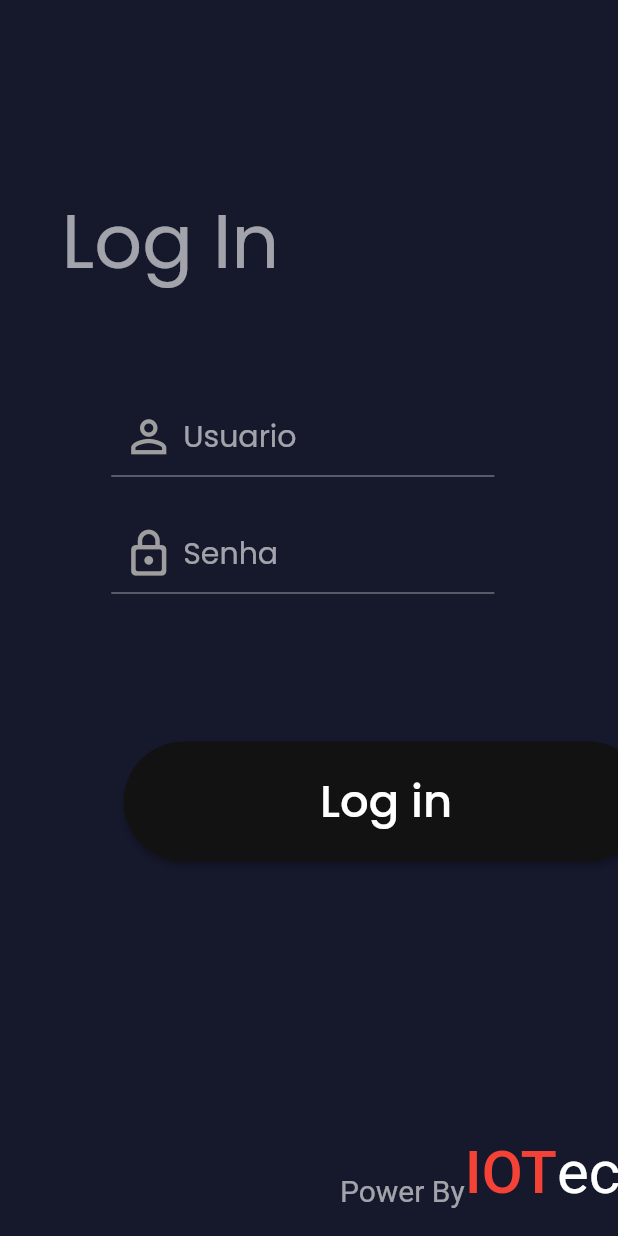
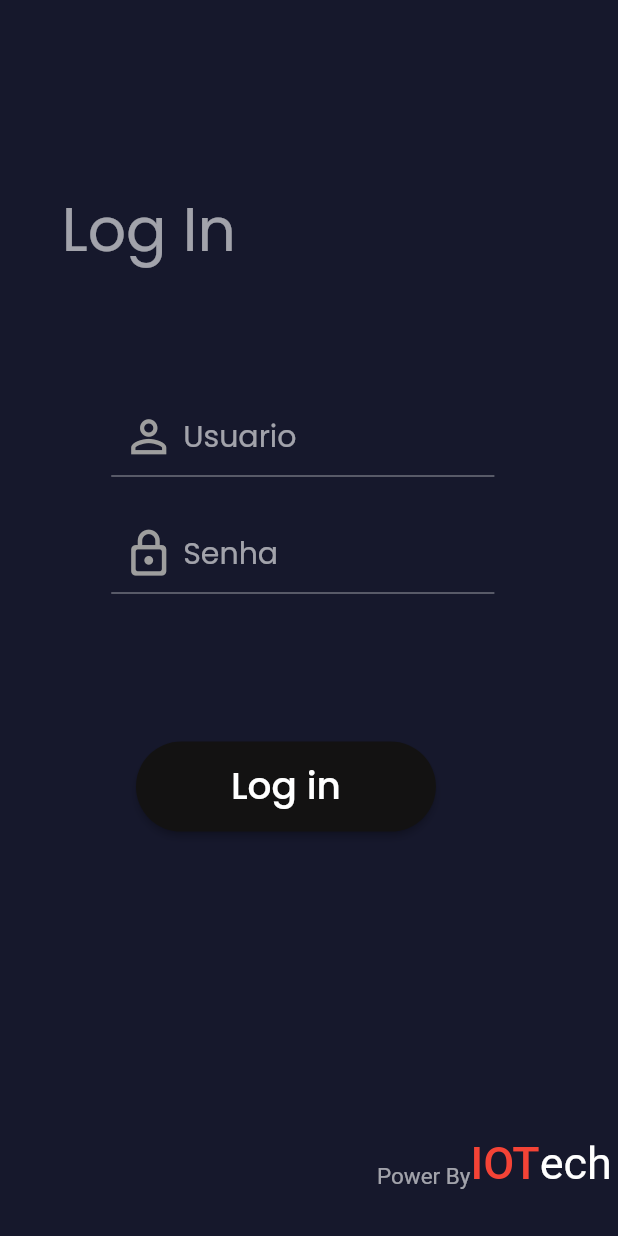
Before and after one commit to Alejandro-diego/TempController, a Flutter app: the screen it shows after launch, on a phone screen of 412 x 824 dp. Run offline on Flutter 3.47's test engine with Material 2 defaults, Android fonts, the phone set to English and light mode, and no system bars; our stand-ins replace firebase_auth, firebase_core, firebase_database, firebase_messaging, google_fonts, syncfusion_flutter_charts and 1 more; accounts and stored records are empty.

Commit message:
quarta reforma

```diff
--- a/lib/screen/home.dart
+++ b/lib/screen/home.dart
@@ -99,7 +99,7 @@ class _HomePageState extends State<HomePage> {
                         mainAxisAlignment: MainAxisAlignment.spaceAround,
                         children: [
                           SizedBox(
-                            width: 200,
+                            width: 180,
                             height: 170,
                             child: Column(
                               crossAxisAlignment: CrossAxisAlignment.start,
--- a/lib/screen/loginpage.dart
+++ b/lib/screen/loginpage.dart
@@ -32,26 +32,26 @@ class _LoginPageState extends State<LoginPage> {
 
   @override
   Widget build(BuildContext context) {
-    final _size = MediaQuery.of(context).size;
+    final size = MediaQuery.of(context).size;
     return Scaffold(
       body: Center(
         child: Stack(
           children: [
             Positioned(
-              width: _size.width * 0.88,
-              height: _size.height,
-              left: _size.width * 0.10,
-              top: _size.height * 0.15,
+              width: size.width * 0.88,
+              height: size.height,
+              left: size.width * 0.10,
+              top: size.height * 0.15,
               child: const Text(
                 'Log In',
-                style: TextStyle(fontSize: 50),
+                style: TextStyle(fontSize: 40),
               ),
             ),
             Positioned(
-              width: _size.width * 0.88,
-              height: _size.height,
-              left: _size.width * 0.05,
-              top: _size.height * 0.05,
+              width: size.width * 0.88,
+              height: size.height,
+              left: size.width * 0.05,
+              top: size.height * 0.05,
               child: FormSigIn(
                 keyvalidator: _formKey,
                 passcontroller: senha,
@@ -59,11 +59,11 @@ class _LoginPageState extends State<LoginPage> {
               ),
             ),
             Positioned(
-              left: _size.width * 0.2,
-              top: _size.height * 0.6,
+              left: size.width * 0.22,
+              top: size.height * 0.6,
               child: SizedBox(
-                height: 80,
-                width: 350,
+                height: 60,
+                width: 200,
                 child: ElevatedButton(
                   onPressed: () {
                     if (_formKey.currentState!.validate()) {
@@ -80,10 +80,6 @@ class _LoginPageState extends State<LoginPage> {
                       getToken();
                     }
                   },
-                  child: const Text(
-                    'Log in',
-                    style: TextStyle(fontSize: 30),
-                  ),
                   style: ElevatedButton.styleFrom(
                     shadowColor: Colors.black,
                     primary: const Color.fromARGB(255, 19, 18, 18),
@@ -91,19 +87,23 @@ class _LoginPageState extends State<LoginPage> {
                       borderRadius: BorderRadius.circular(50),
                     ),
                   ),
+                  child: const Text(
+                    'Log in',
+                    style: TextStyle(fontSize: 25),
+                  ),
                 ),
               ),
             ),
             Positioned(
-              left: _size.width * 0.55,
-              top: _size.height * 0.92,
+              right: size.width * 0.01,
+              top: size.height * 0.92,
               child: Row(
                 crossAxisAlignment: CrossAxisAlignment.end,
                 children: [
                   Text(
                     'Power By',
                     style: GoogleFonts.cedarvilleCursive(
-                      textStyle: const TextStyle(fontSize: 20),
+                      textStyle: const TextStyle(fontSize: 15),
                     ),
                   ),
                   Text(
@@ -111,14 +111,14 @@ class _LoginPageState extends State<LoginPage> {
                     style: GoogleFonts.roboto(
                       fontWeight: FontWeight.w500,
                       textStyle:
-                          const TextStyle(color: Colors.red, fontSize: 40),
+                          const TextStyle(color: Colors.red, fontSize: 30),
                     ),
                   ),
                   Text(
                     'ech',
                     style: GoogleFonts.roboto(
                       textStyle:
-                          const TextStyle(color: Colors.white, fontSize: 40),
+                          const TextStyle(color: Colors.white, fontSize: 30),
                     ),
                   ),
                 ],
@@ -154,7 +154,6 @@ class _LoginPageState extends State<LoginPage> {
 
     messaging = FirebaseMessaging.instance;
     messaging.getToken().then((value) {
-
       database.ref.child('data').update({
         'token': value,
       });
--- a/lib/screen/settingpage.dart
+++ b/lib/screen/settingpage.dart
@@ -55,7 +55,7 @@ class _SetingPageState extends State<SetingPage> {
                       child: Row(
                         children: [
                           Container(
-                            margin: const EdgeInsets.symmetric(horizontal: 20),
+                            margin: const EdgeInsets.symmetric(horizontal: 15),
                             width: 55,
                             height: 190,
                             decoration: BoxDecoration(
@@ -85,7 +85,7 @@ class _SetingPageState extends State<SetingPage> {
                           ),
                           const Text("Congelados"),
                           Container(
-                            margin: const EdgeInsets.symmetric(horizontal: 20),
+                            margin: const EdgeInsets.symmetric(horizontal: 15),
                             width: 55,
                             height: 190,
                             decoration: BoxDecoration(
```
